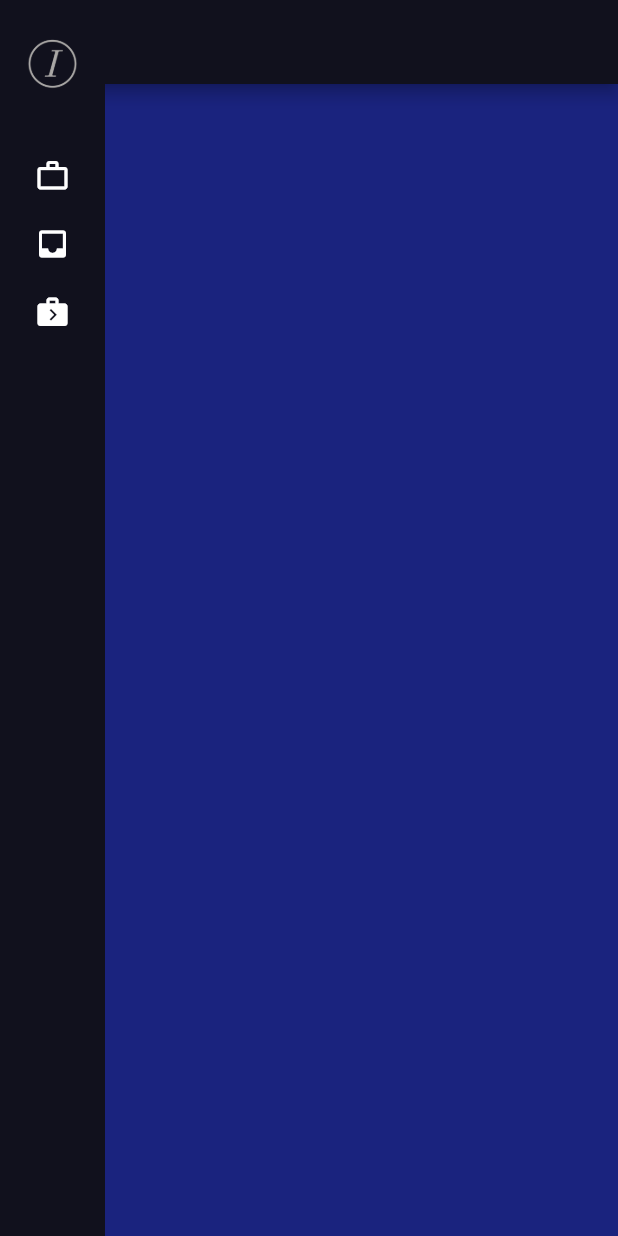
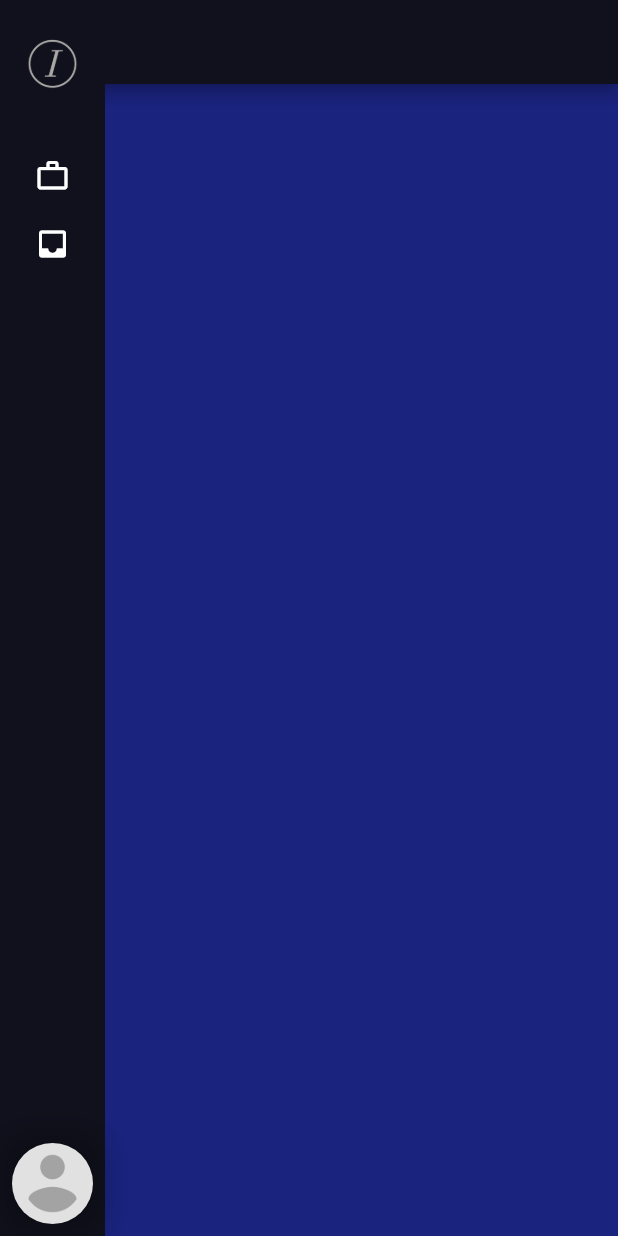
Before and after one commit to zackysh-oldrepos/InterSMeet_Flutterv2, a Flutter app: the HomeScaffold screen opened directly, with the side drawer open, on a phone screen of 412 x 824 dp. Run offline on Flutter 3.47's test engine with Material 2 defaults, Android fonts, the phone set to English and light mode, and no system bars; our stand-ins replace dio, flutter_signin_button, get_it, hive_flutter, numberpicker, rxdart; accounts and stored records are empty; network calls fail.

Commit message:
fix(home-drawer): fix avatar loading and placeholder display

```diff
--- a/lib/core/routes/nav_items.dart
+++ b/lib/core/routes/nav_items.dart
@@ -4,5 +4,5 @@ import 'package:intersmeet/core/models/drawer_menu_item.dart';
 var navItems = [
   DrawerMenuItem(Icons.work_outline, "Offers", "offers", []),
   DrawerMenuItem(Icons.inbox, "My Applications", "applications", []),
-  DrawerMenuItem(Icons.next_week, "Welcome", "/", []),
+  // DrawerMenuItem(Icons.next_week, "Sign-Out", "/auth-select", []),
 ];
--- a/lib/ui/home/home_drawer.dart
+++ b/lib/ui/home/home_drawer.dart
@@ -272,7 +272,6 @@ class _HomeDrawerState extends State<HomeDrawer> {
   // @ Account
 
   Widget accountButton({bool usePadding = true}) {
-    if (user?.avatar != null) {
     return Padding(
       padding: EdgeInsets.all(usePadding ? 8 : 0),
       child: AnimatedContainer(
@@ -286,13 +285,13 @@ class _HomeDrawerState extends State<HomeDrawer> {
             )
           ]),
           child: ClipOval(
-              child: imageFromList(user!.avatar!),
+            child: user?.avatar != null
+                ? imageFromList(user!.avatar!)
+                : Image.asset("assets/images/avatar-placeholder.png"),
           ),
         ),
       ),
     );
-    }
-    return const SizedBox();
   }
 
   Widget accountIconOnly() {
```
Also changed, not shown: lib/core/services/authentication_service.dart (+10 -5 lines). Lines whose indentation alone changed are shown as unchanged.
